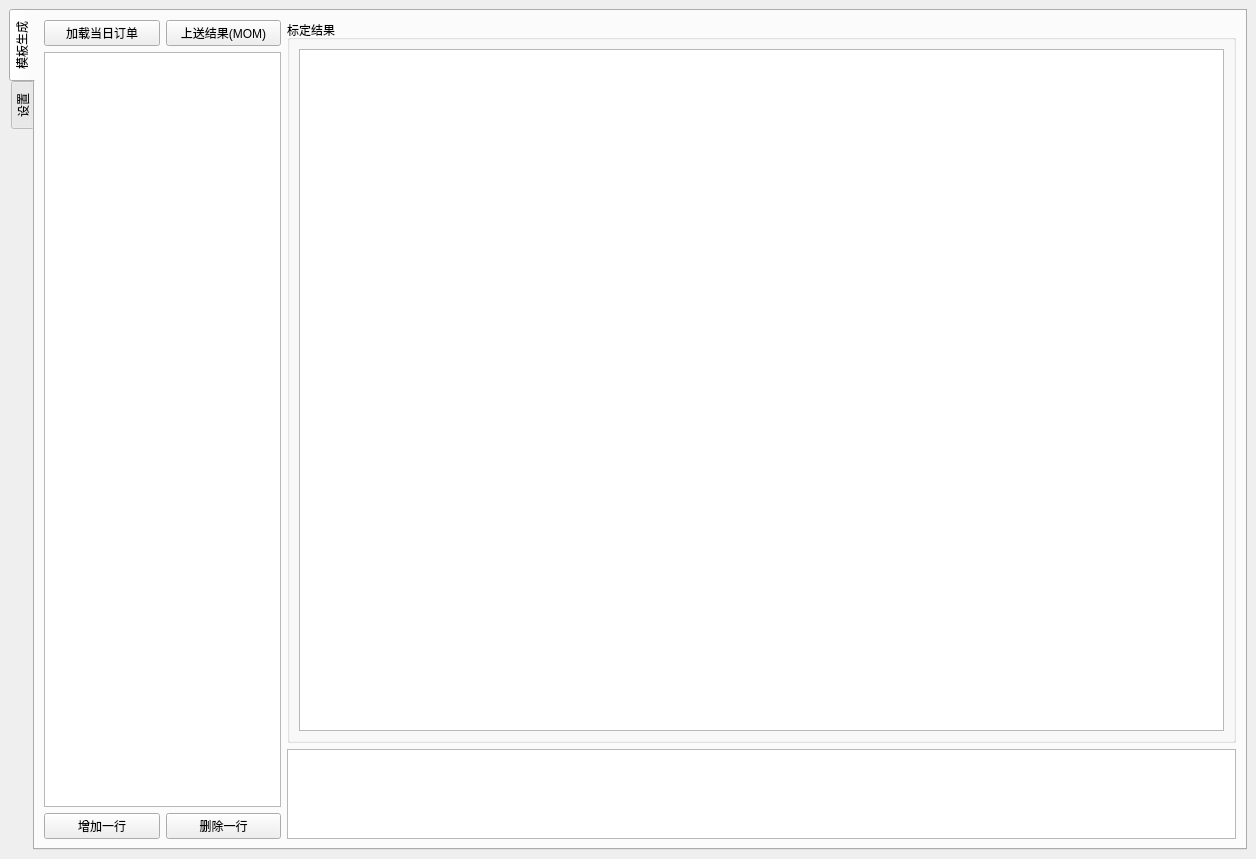
The window that ui/toolkit.ui (masami10/ts013_toolkits) describes before a commit, drawn with Qt 5.
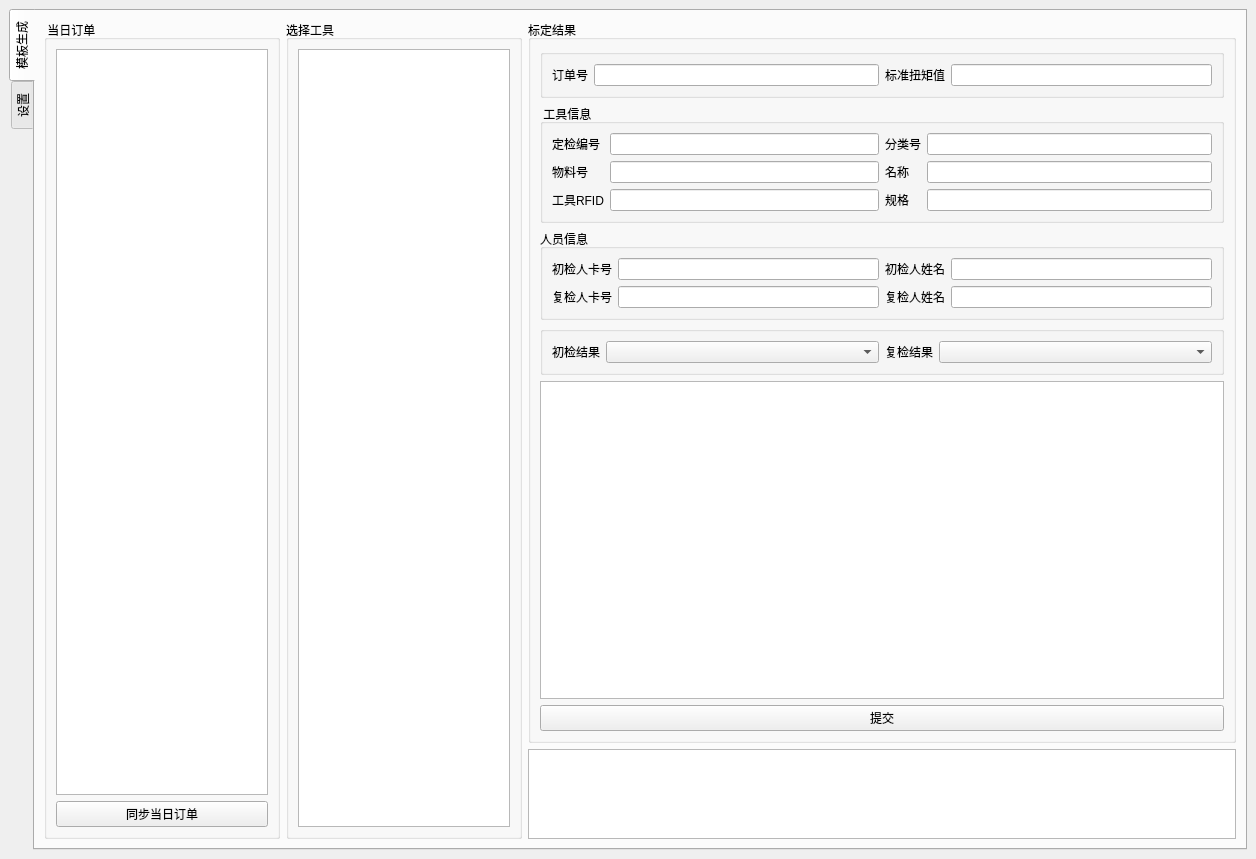
The same window after the commit. The open tabs and pages were chosen to show the change.

Commit message: [FEAT](ui): 标定界面布局

```diff
--- a/ui/toolkit.ui
+++ b/ui/toolkit.ui
@@ -41,7 +41,7 @@
        </attribute>
        <layout class="QHBoxLayout" name="horizontalLayout_17">
         <item>
-         <layout class="QHBoxLayout" name="horizontalLayout_8" stretch="0,1,4">
+         <layout class="QHBoxLayout" name="horizontalLayout_8" stretch="1,1,3">
           <property name="sizeConstraint">
            <enum>QLayout::SetDefaultConstraint</enum>
           </property>
@@ -51,73 +51,46 @@
              <enum>QLayout::SetFixedSize</enum>
             </property>
             <item>
-             <layout class="QHBoxLayout" name="horizontalLayout_7"/>
-            </item>
-            <item>
-             <layout class="QHBoxLayout" name="horizontalLayout_6"/>
+             <widget class="QGroupBox" name="groupBox">
+              <property name="title">
+               <string> 当日订单</string>
+              </property>
+              <layout class="QVBoxLayout" name="verticalLayout_5">
+               <item>
+                <widget class="QTableWidget" name="tableWidget"/>
+               </item>
+               <item>
+                <widget class="QPushButton" name="load_order_btn">
+                 <property name="text">
+                  <string>同步当日订单</string>
+                 </property>
+                 <property name="flat">
+                  <bool>false</bool>
+                 </property>
+                </widget>
+               </item>
+              </layout>
+             </widget>
             </item>
            </layout>
           </item>
           <item>
-           <layout class="QVBoxLayout" name="Left_2" stretch="0,0,0">
+           <layout class="QVBoxLayout" name="Left_2" stretch="0">
             <property name="sizeConstraint">
              <enum>QLayout::SetFixedSize</enum>
             </property>
             <item>
-             <layout class="QHBoxLayout" name="horizontalLayout_9">
-              <item>
-               <widget class="QPushButton" name="load_order_btn">
-                <property name="text">
-                 <string>加载当日订单</string>
-                </property>
-                <property name="flat">
-                 <bool>false</bool>
-                </property>
-               </widget>
-              </item>
-              <item>
-               <widget class="QPushButton" name="submit_btn">
-                <property name="text">
-                 <string>上送结果(MOM)</string>
-                </property>
-               </widget>
-              </item>
-             </layout>
-            </item>
-            <item>
-             <widget class="QTableWidget" name="tableWidget_2">
-              <property name="sizePolicy">
-               <sizepolicy hsizetype="Expanding" vsizetype="Expanding">
-                <horstretch>0</horstretch>
-                <verstretch>0</verstretch>
-               </sizepolicy>
+             <widget class="QGroupBox" name="groupBox_3">
+              <property name="title">
+               <string>选择工具</string>
               </property>
-              <property name="sortingEnabled">
-               <bool>true</bool>
-              </property>
-              <attribute name="horizontalHeaderCascadingSectionResizes">
-               <bool>true</bool>
-              </attribute>
+              <layout class="QVBoxLayout" name="verticalLayout_7">
+               <item>
+                <widget class="QTableWidget" name="tableWidget_2"/>
+               </item>
+              </layout>
              </widget>
             </item>
-            <item>
-             <layout class="QHBoxLayout" name="horizontalLayout_12">
-              <item>
-               <widget class="QPushButton" name="add_row_2">
-                <property name="text">
-                 <string>增加一行</string>
-                </property>
-               </widget>
-              </item>
-              <item>
-               <widget class="QPushButton" name="del_row_2">
-                <property name="text">
-                 <string>删除一行</string>
-                </property>
-               </widget>
-              </item>
-             </layout>
-            </item>
            </layout>
           </item>
           <item>
@@ -133,7 +106,238 @@
                   </property>
                   <layout class="QVBoxLayout" name="verticalLayout_10">
                    <item>
-                    <widget class="QTableWidget" name="tableParams_2"/>
+                    <layout class="QVBoxLayout" name="verticalLayout_8">
+                     <item>
+                      <widget class="QGroupBox" name="groupBox_4">
+                       <property name="title">
+                        <string/>
+                       </property>
+                       <property name="flat">
+                        <bool>true</bool>
+                       </property>
+                       <layout class="QHBoxLayout" name="horizontalLayout_7">
+                        <item>
+                         <layout class="QFormLayout" name="formLayout_3">
+                          <item row="0" column="0">
+                           <widget class="QLabel" name="OrderCodeLabel">
+                            <property name="text">
+                             <string>订单号</string>
+                            </property>
+                           </widget>
+                          </item>
+                          <item row="0" column="1">
+                           <widget class="QLineEdit" name="OrderCodeEdit"/>
+                          </item>
+                         </layout>
+                        </item>
+                        <item>
+                         <layout class="QFormLayout" name="formLayout_2">
+                          <item row="0" column="0">
+                           <widget class="QLabel" name="TargetTorqueLabel">
+                            <property name="text">
+                             <string>标准扭矩值</string>
+                            </property>
+                           </widget>
+                          </item>
+                          <item row="0" column="1">
+                           <widget class="QLineEdit" name="TargetTorqueEdit"/>
+                          </item>
+                         </layout>
+                        </item>
+                       </layout>
+                      </widget>
+                     </item>
+                     <item>
+                      <widget class="QGroupBox" name="groupBox_5">
+                       <property name="title">
+                        <string> 工具信息</string>
+                       </property>
+                       <property name="flat">
+                        <bool>true</bool>
+                       </property>
+                       <layout class="QHBoxLayout" name="horizontalLayout_9">
+                        <item>
+                         <layout class="QFormLayout" name="formLayout_5">
+                          <item row="0" column="0">
+                           <widget class="QLabel" name="InspectionCodeLabel">
+                            <property name="text">
+                             <string>定检编号</string>
+                            </property>
+                           </widget>
+                          </item>
+                          <item row="0" column="1">
+                           <widget class="QLineEdit" name="InspectionCodeEdit"/>
+                          </item>
+                          <item row="1" column="0">
+                           <widget class="QLabel" name="ProductCodeLabel">
+                            <property name="text">
+                             <string>物料号</string>
+                            </property>
+                           </widget>
+                          </item>
+                          <item row="1" column="1">
+                           <widget class="QLineEdit" name="ProductCodeEdit"/>
+                          </item>
+                          <item row="2" column="0">
+                           <widget class="QLabel" name="RFIDLabel">
+                            <property name="text">
+                             <string>工具RFID</string>
+                            </property>
+                           </widget>
+                          </item>
+                          <item row="2" column="1">
+                           <widget class="QLineEdit" name="RFIDEdit"/>
+                          </item>
+                         </layout>
+                        </item>
+                        <item>
+                         <layout class="QFormLayout" name="formLayout_4">
+                          <item row="0" column="0">
+                           <widget class="QLabel" name="ClassificationCodeLabel">
+                            <property name="text">
+                             <string>分类号</string>
+                            </property>
+                           </widget>
+                          </item>
+                          <item row="0" column="1">
+                           <widget class="QLineEdit" name="ClassificationCodeEdit"/>
+                          </item>
+                          <item row="1" column="0">
+                           <widget class="QLabel" name="NameLabel">
+                            <property name="text">
+                             <string>名称</string>
+                            </property>
+                           </widget>
+                          </item>
+                          <item row="1" column="1">
+                           <widget class="QLineEdit" name="NameEdit"/>
+                          </item>
+                          <item row="2" column="0">
+                           <widget class="QLabel" name="SpecsLabel">
+                            <property name="text">
+                             <string>规格</string>
+                            </property>
+                           </widget>
+                          </item>
+                          <item row="2" column="1">
+                           <widget class="QLineEdit" name="SpecsEdit"/>
+                          </item>
+                         </layout>
+                        </item>
+                       </layout>
+                      </widget>
+                     </item>
+                     <item>
+                      <widget class="QGroupBox" name="groupBox_6">
+                       <property name="title">
+                        <string>人员信息</string>
+                       </property>
+                       <property name="flat">
+                        <bool>true</bool>
+                       </property>
+                       <layout class="QHBoxLayout" name="horizontalLayout_10">
+                        <item>
+                         <layout class="QFormLayout" name="formLayout_6">
+                          <item row="0" column="0">
+                           <widget class="QLabel" name="FirstCheckCardLabel">
+                            <property name="text">
+                             <string>初检人卡号</string>
+                            </property>
+                           </widget>
+                          </item>
+                          <item row="0" column="1">
+                           <widget class="QLineEdit" name="FirstCheckCardEdit"/>
+                          </item>
+                          <item row="1" column="0">
+                           <widget class="QLabel" name="RecheckCardLabel">
+                            <property name="text">
+                             <string>复检人卡号</string>
+                            </property>
+                           </widget>
+                          </item>
+                          <item row="1" column="1">
+                           <widget class="QLineEdit" name="RecheckCardEdit"/>
+                          </item>
+                         </layout>
+                        </item>
+                        <item>
+                         <layout class="QFormLayout" name="formLayout_7">
+                          <item row="0" column="0">
+                           <widget class="QLabel" name="FirstCheckNameLabel">
+                            <property name="text">
+                             <string>初检人姓名</string>
+                            </property>
+                           </widget>
+                          </item>
+                          <item row="0" column="1">
+                           <widget class="QLineEdit" name="FirstCheckNameEdit"/>
+                          </item>
+                          <item row="1" column="0">
+                           <widget class="QLabel" name="RecheckNameLabel">
+                            <property name="text">
+                             <string>复检人姓名</string>
+                            </property>
+                           </widget>
+                          </item>
+                          <item row="1" column="1">
+                           <widget class="QLineEdit" name="RecheckNameEdit"/>
+                          </item>
+                         </layout>
+                        </item>
+                       </layout>
+                      </widget>
+                     </item>
+                     <item>
+                      <widget class="QGroupBox" name="groupBox_7">
+                       <property name="title">
+                        <string/>
+                       </property>
+                       <property name="flat">
+                        <bool>true</bool>
+                       </property>
+                       <layout class="QHBoxLayout" name="horizontalLayout_11">
+                        <item>
+                         <layout class="QFormLayout" name="formLayout_8">
+                          <item row="0" column="0">
+                           <widget class="QLabel" name="FirstCheckResultLabel">
+                            <property name="text">
+                             <string>初检结果</string>
+                            </property>
+                           </widget>
+                          </item>
+                          <item row="0" column="1">
+                           <widget class="QComboBox" name="FirstCheckResultCombo"/>
+                          </item>
+                         </layout>
+                        </item>
+                        <item>
+                         <layout class="QFormLayout" name="formLayout_9">
+                          <item row="0" column="0">
+                           <widget class="QLabel" name="RecheckResultLabel">
+                            <property name="text">
+                             <string>复检结果</string>
+                            </property>
+                           </widget>
+                          </item>
+                          <item row="0" column="1">
+                           <widget class="QComboBox" name="RecheckResultCombo"/>
+                          </item>
+                         </layout>
+                        </item>
+                       </layout>
+                      </widget>
+                     </item>
+                     <item>
+                      <widget class="QTableWidget" name="tableWidget_3"/>
+                     </item>
+                    </layout>
+                   </item>
+                   <item>
+                    <widget class="QPushButton" name="submit_btn">
+                     <property name="text">
+                      <string>提交</string>
+                     </property>
+                    </widget>
                    </item>
                   </layout>
                  </widget>
```
Left out of the diff: 2 changed lines with no effect on the pictures. The commit also changes 2 other files.
